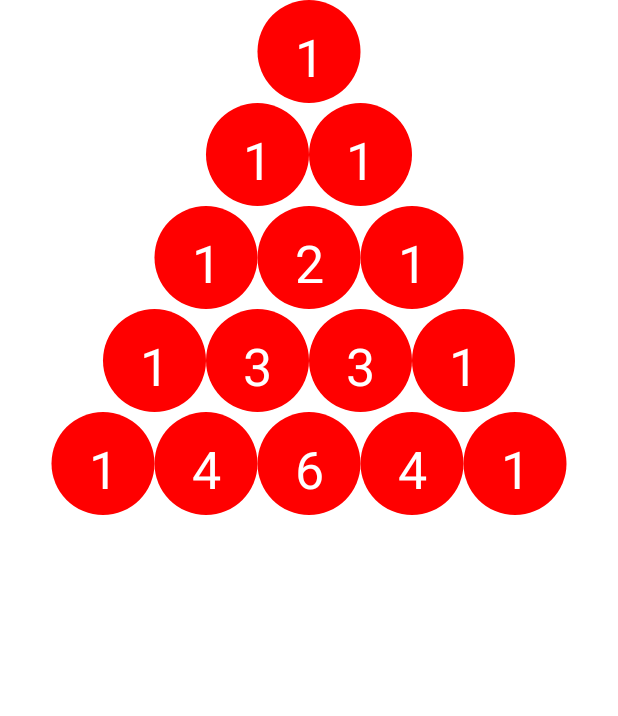
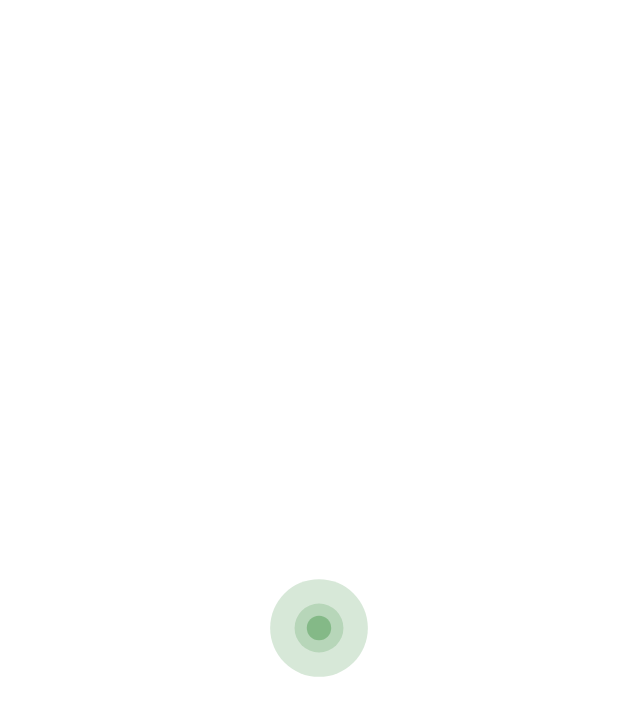
Before and after one commit to i-redbyte/Animatron, an Android app built with Jetpack Compose: the CompostActivity screen opened directly, with no data from a screen before it, on a phone screen of 412 x 824 dp. Shown: the top 716 px of the screen. Run offline under Robolectric (Android 15) with nearby library versions, the phone set to English and light mode, and no system bars.

Commit message:
[Compost] change show view

```diff
--- a/app/src/main/java/org/redbyte/animatron/compost/CompostActivity.kt
+++ b/app/src/main/java/org/redbyte/animatron/compost/CompostActivity.kt
@@ -29,8 +29,8 @@ class CompostActivity : ComponentActivity() {
                     modifier = Modifier.fillMaxSize(),
                     color = MaterialTheme.colors.background
                 ) {
-//                    ShowCircleAnimation()
-                    PascalTriangleView(itemColor = Color.Red)
+                    ShowCircleAnimation()
+//                    PascalTriangleView(itemColor = Color.Red)
                 }
             }
         }
```
